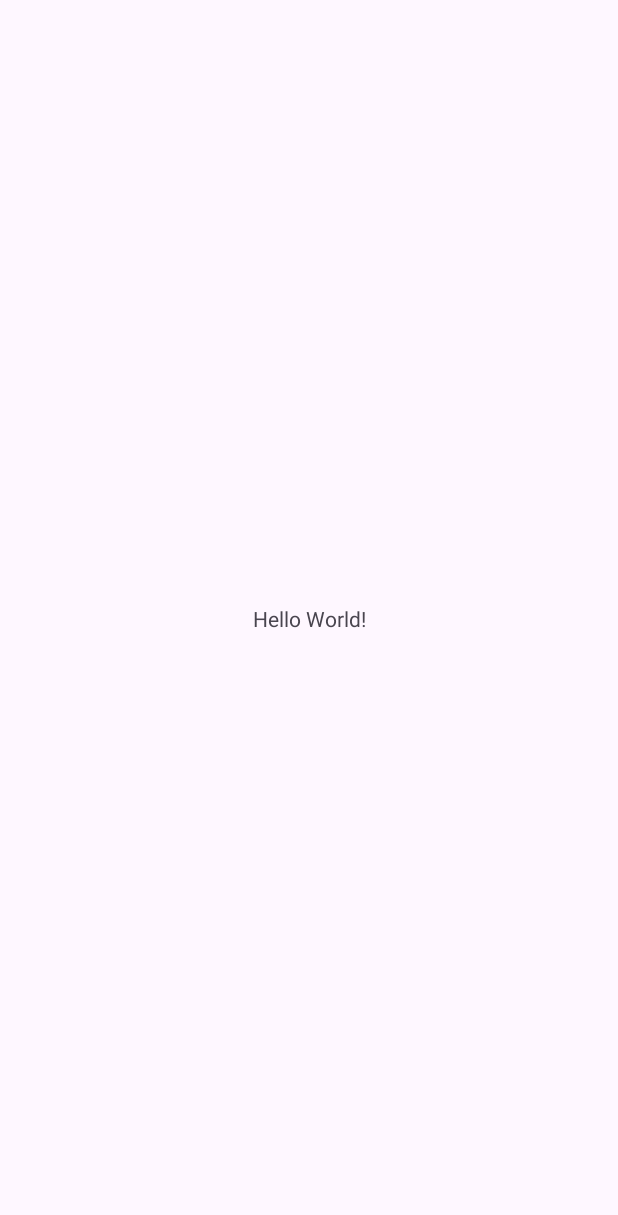
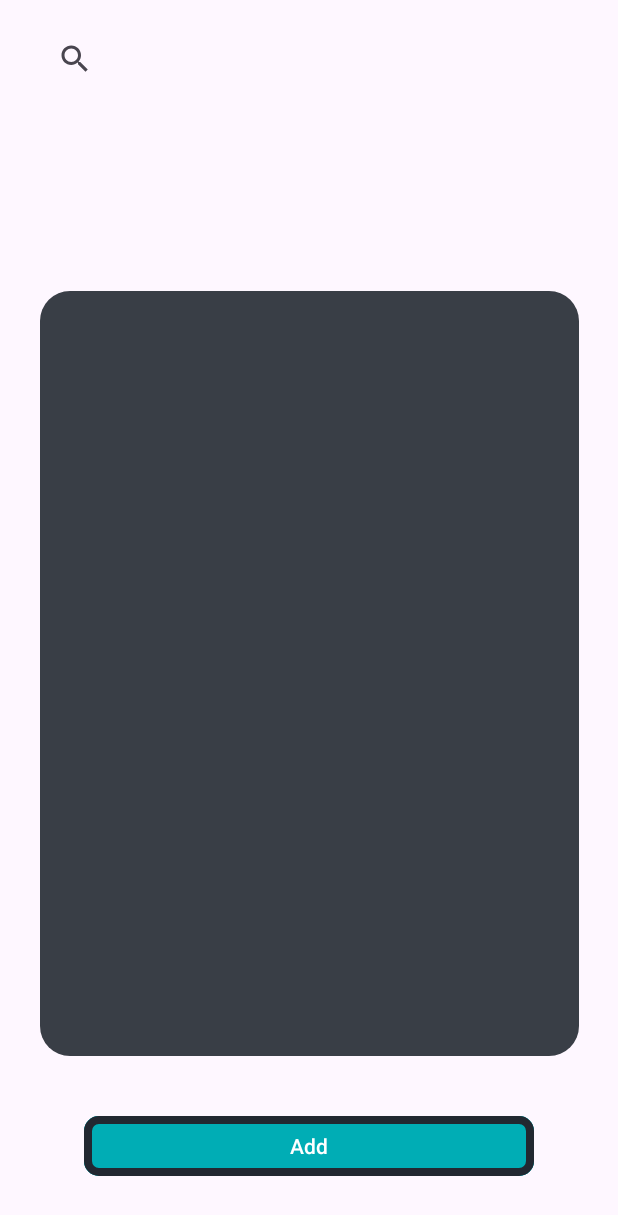
Before and after one commit to DragunWF/DevVault, an Android app: the screen it shows after launch (MainActivity), on a phone screen of 412 x 824 dp. Before the commit the part shown is almost empty. Shown: the top 1215 px of the screen. Run offline under Robolectric (Android 15) with nearby library versions, the phone set to English and light mode, and no system bars.

Commit message:
main activity pushed

```diff
--- /dev/null
+++ b/app/src/main/res/drawable/recycler_view_background.xml
@@ -0,0 +1,13 @@
+<?xml version="1.0" encoding="utf-8"?>
+<shape
+    xmlns:android="http://schemas.android.com/apk/res/android"
+    android:shape="rectangle">
+
+    <corners
+        android:radius="20dp"/>
+
+    <solid
+        android:color="#393E46"/>
+
+
+</shape>
--- a/app/src/main/res/layout/activity_main.xml
+++ b/app/src/main/res/layout/activity_main.xml
@@ -6,13 +6,50 @@
     android:layout_height="match_parent"
     tools:context=".MainActivity">
 
-    <TextView
-        android:layout_width="wrap_content"
+    <SearchView
+        android:id="@+id/searchView"
+        android:layout_width="215dp"
+        android:layout_height="46dp"
+        android:layout_marginTop="16dp"
+        app:layout_constraintEnd_toEndOf="parent"
+        app:layout_constraintHorizontal_bias="0.132"
+        app:layout_constraintStart_toStartOf="parent"
+        app:layout_constraintTop_toTopOf="parent" />
+
+    <androidx.recyclerview.widget.RecyclerView
+        android:id="@+id/capsuleRecyclerView"
+        android:layout_width="359dp"
+        android:layout_height="510dp"
+        android:layout_marginBottom="120dp"
+        android:background="@drawable/recycler_view_background"
+        app:layout_constraintBottom_toBottomOf="parent"
+        app:layout_constraintEnd_toEndOf="parent"
+        app:layout_constraintStart_toStartOf="parent" />
+
+    <com.google.android.material.button.MaterialButton
+        android:id="@+id/addCapsuleBtn"
+        android:layout_width="300dp"
         android:layout_height="wrap_content"
-        android:text="Hello World!"
+        android:text="Add"
+        android:backgroundTint="#00ADB5"
+        app:cornerRadius="10dp"
+        app:strokeWidth="5dp"
+        app:strokeColor="#222831"
         app:layout_constraintBottom_toBottomOf="parent"
         app:layout_constraintEnd_toEndOf="parent"
         app:layout_constraintStart_toStartOf="parent"
-        app:layout_constraintTop_toTopOf="parent" />
+        app:layout_constraintTop_toBottomOf="@+id/capsuleRecyclerView" />
+
+    <ImageView
+        android:id="@+id/profileImageView"
+        android:layout_width="67dp"
+        android:layout_height="57dp"
+        android:layout_marginStart="16dp"
+        android:layout_marginTop="16dp"
+        app:layout_constraintEnd_toEndOf="parent"
+        app:layout_constraintHorizontal_bias="0.701"
+        app:layout_constraintStart_toEndOf="@+id/searchView"
+        app:layout_constraintTop_toTopOf="parent"
+        tools:srcCompat="@tools:sample/avatars" />
 
 </androidx.constraintlayout.widget.ConstraintLayout>
```
